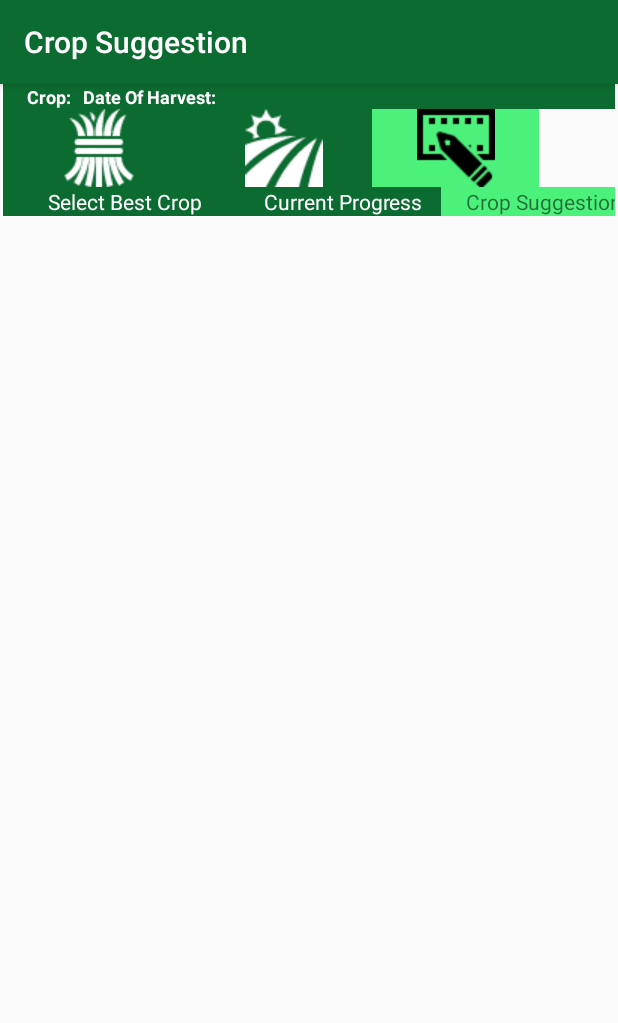
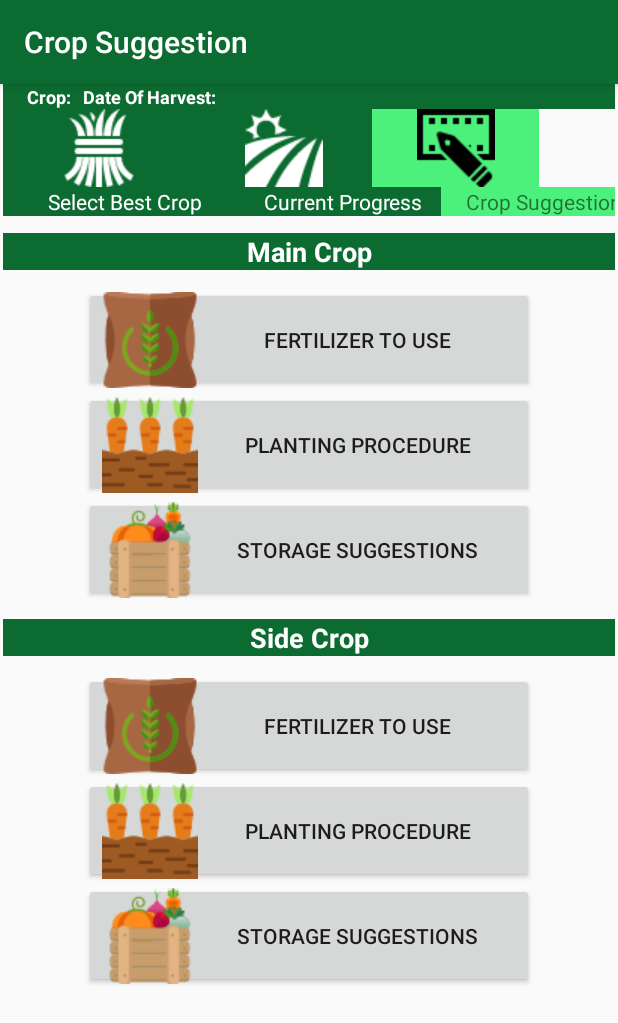
Before and after one commit to SAGARACH65/AHS3, an Android app: the Addition3 screen opened directly, with no data from a screen before it, on a phone screen of 412 x 824 dp. Shown: the top 1023 px of the screen. Run offline under Robolectric (Android 15) with nearby library versions, the phone set to English and light mode, and no system bars; 6 statements that could not run were skipped.

Commit message:
now only data addition in the database is left. Everything else is completed

```diff
--- a/app/src/main/java/com/example/sagar/ahs/Addition1.java
+++ b/app/src/main/java/com/example/sagar/ahs/Addition1.java
@@ -23,6 +23,7 @@ public class Addition1 extends AppCompatActivity {
     private String Crop_grown;
     private Bundle extras;
     private String harvest_day;
+    private String nitromessage;
     Algorithm al1= new Algorithm(Addition1.this);
     public void moveToSecond(View view)
     {
@@ -35,6 +36,7 @@ public class Addition1 extends AppCompatActivity {
         extras.putString("Measurement Unit",M_unit);
         extras.putString("Crop planted",Crop_grown);
         extras.putString("Growth_End_Date",harvest_day);
+        extras.putString("nitromessage",nitromessage);
         intent.putExtras(extras);
         startActivity(intent);
         finish();
@@ -50,6 +52,7 @@ public class Addition1 extends AppCompatActivity {
         extras.putString("Measurement Unit",M_unit);
         extras.putString("Crop planted",Crop_grown);
         extras.putString("Growth_End_Date",harvest_day);
+        extras.putString("nitromessage",nitromessage);
         intent.putExtras(extras);
         startActivity(intent);
         finish();
@@ -207,6 +210,7 @@ public class Addition1 extends AppCompatActivity {
          Area= extras.getString("Area");
          M_unit= extras.getString("Measurement Unit");
          Crop_grown=extras.getString("Crop planted");
+        nitromessage=extras.getString("nitromessage");
 
         harvest_day=extras.getString("Growth_End_Date");
 
--- a/app/src/main/java/com/example/sagar/ahs/Addition1_Second.java
+++ b/app/src/main/java/com/example/sagar/ahs/Addition1_Second.java
@@ -18,6 +18,7 @@ public class Addition1_Second extends AppCompatActivity {
     private String Crop_grown;
     private String harvest_day;
     private Bundle extras;
+    private String nitromessage;
 
     public void moveToSecond(View view)
     {
@@ -30,6 +31,7 @@ public class Addition1_Second extends AppCompatActivity {
         extras.putString("Measurement Unit",M_unit);
         extras.putString("Growth_End_Date",harvest_day);
         extras.putString("Crop planted",Crop_grown);
+        extras.putString("nitromessage",nitromessage);
         intent.putExtras(extras);
         startActivity(intent);
         finish();
@@ -44,6 +46,7 @@ public class Addition1_Second extends AppCompatActivity {
         extras.putString("Area",Area);
         extras.putString("Measurement Unit",M_unit);
         extras.putString("Crop planted",Crop_grown);
+        extras.putString("nitromessage",nitromessage);
         extras.putString("Growth_End_Date",harvest_day);
         intent.putExtras(extras);
         startActivity(intent);
@@ -103,7 +106,7 @@ public class Addition1_Second extends AppCompatActivity {
         M_unit= extras.getString("Measurement Unit");
         Crop_grown=extras.getString("Crop planted");
         harvest_day=extras.getString("Growth_End_Date");
-
+            nitromessage=extras.getString("nitromessage");
 
         TextView tv1=(TextView) findViewById(R.id.textView16);
         tv1.setText(name);
--- a/app/src/main/java/com/example/sagar/ahs/Addition2.java
+++ b/app/src/main/java/com/example/sagar/ahs/Addition2.java
@@ -15,7 +15,7 @@ public class Addition2 extends AppCompatActivity {
     private String M_unit;
     private String harvest_day;
     private String Crop_grown;
-
+    private String nitromessage;
     private String cg;
     private String sc;
     private String gd;
@@ -33,6 +33,7 @@ public class Addition2 extends AppCompatActivity {
         extras.putString("Measurement Unit",M_unit);
          extras.putString("Crop planted",Crop_grown);
         extras.putString("Growth_End_Date",harvest_day);
+        extras.putString("nitromessage",nitromessage);
         intent.putExtras(extras);
         startActivity(intent);
         finish();
@@ -53,6 +54,7 @@ public class Addition2 extends AppCompatActivity {
         extras.putString("Measurement Unit",M_unit);
         extras.putString("Growth_End_Date",harvest_day);
          extras.putString("Crop planted",Crop_grown);
+        extras.putString("nitromessage",nitromessage);
         intent.putExtras(extras);
         startActivity(intent);
         finish();
@@ -70,6 +72,8 @@ public class Addition2 extends AppCompatActivity {
         M_unit= extras.getString("Measurement Unit");
          Crop_grown=extras.getString("Crop planted");
         harvest_day=extras.getString("Growth_End_Date");
+        nitromessage=extras.getString("nitromessage");
+
 
 
         TextView tv1=(TextView) findViewById(R.id.textView88);
--- a/app/src/main/java/com/example/sagar/ahs/ConfirmCrop.java
+++ b/app/src/main/java/com/example/sagar/ahs/ConfirmCrop.java
@@ -25,6 +25,7 @@ public class ConfirmCrop extends AppCompatActivity {
     private String Area;
     private  String M_unit;
     private String Crop_grown;
+    private String nitromessage;
    private int days;
 
 public void showviews(View view)
@@ -269,6 +270,7 @@ public void confirmed(View view){
                 values.put("SideCrop",side_crop);
                 values.put("Growth_Start_Date",reg_date);
                 values.put("Growth_End_Date",end_date);
+
                 db.update("fieldinfo",values,"_id"+"="+count ,null);
                 break;
                }
@@ -284,6 +286,7 @@ public void confirmed(View view){
     extras.putString("Measurement Unit",M_unit);
     extras.putString("Crop planted",final_crop);
     extras.putString("Growth_End_Date",end_date);
+    extras.putString("nitromessage",nitromessage);
     intent.putExtras(extras);
     startActivity(intent);
     finish();
@@ -312,7 +315,7 @@ public void confirmed(View view){
 String proxy;
         String info= extras.getString("Message");
         String crop=extras.getString("crops");
-        String nitromessage=extras.getString("Nitrogen");
+         nitromessage=extras.getString("Nitrogen");
         if(nitromessage!=null) {
             tv2.setText(nitromessage);
         }
--- a/app/src/main/java/com/example/sagar/ahs/homescreenjava.java
+++ b/app/src/main/java/com/example/sagar/ahs/homescreenjava.java
@@ -78,6 +78,7 @@ public class homescreenjava extends AppCompatActivity {
                 extras.putString("Measurement Unit", M_unit);
                 extras.putString("Crop planted", Crop_grown);
                 extras.putString("Growth_End_Date", harvest_day);
+                extras.putString("nitromessage","NA");
                 intent.putExtras(extras);
                 startActivity(intent);
 
--- a/app/src/main/res/layout/activity_addition2.xml
+++ b/app/src/main/res/layout/activity_addition2.xml
@@ -295,6 +295,7 @@
             android:background="@color/colorPrimary"
             android:textSize="15sp"
             android:textColor="#ffff"/>
+
     </RelativeLayout>
 
 
--- a/app/src/main/res/layout/activity_addition3.xml
+++ b/app/src/main/res/layout/activity_addition3.xml
@@ -144,7 +144,7 @@
     <LinearLayout
         android:orientation="horizontal"
         android:layout_width="match_parent"
-        android:layout_height="match_parent"
+        android:layout_height="wrap_content"
         android:weightSum="3">
 
         <TextView
@@ -179,7 +179,104 @@
             android:background="@color/colorAccent"
             />
     </LinearLayout>
+<ScrollView
+    android:layout_width="match_parent"
+    android:layout_height="match_parent">
+    <RelativeLayout
+        android:layout_width="match_parent"
+        android:layout_height="match_parent"
+        >
 
+        <Button
+            android:text="@string/planting"
+            android:layout_width="300dp"
+            android:layout_height="70dp"
+            android:id="@+id/button8"
+            android:layout_below="@+id/button7"
+            android:layout_centerHorizontal="true"
+            android:drawableLeft="@drawable/food"
+            android:onClick="plantMain (Addition3)" />
 
+        <Button
+            android:text="@string/Storage"
+            android:layout_width="300dp"
+            android:layout_height="70dp"
+            android:layout_below="@+id/button8"
+            android:layout_alignEnd="@+id/button8"
+            android:id="@+id/button9"
+            android:drawableLeft="@drawable/asd"
+            android:onClick="storageMain (Addition3)" />
 
+        <Button
+            android:text="@string/planting"
+            android:layout_width="300dp"
+            android:layout_height="70dp"
+            android:layout_below="@+id/button12"
+            android:layout_alignEnd="@+id/button12"
+            android:id="@+id/button13"
+            android:drawableLeft="@drawable/food"
+            android:onClick="plantSide (Addition3)" />
+
+        <Button
+            android:text="@string/Storage"
+            android:layout_width="300dp"
+            android:layout_height="70dp"
+            android:layout_below="@+id/button13"
+            android:layout_alignStart="@+id/button13"
+            android:id="@+id/button14"
+            android:drawableLeft="@drawable/asd"
+            android:onClick="storageSide (Addition3)" />
+
+        <TextView
+            android:text="@string/maincrop"
+            android:layout_width="match_parent"
+            android:layout_height="wrap_content"
+            android:id="@+id/textView46"
+            android:textStyle="bold"
+            android:textSize="18sp"
+            android:gravity="center"
+            android:textColor="#ffff"
+            android:background="@color/colorPrimary"
+            android:layout_alignParentTop="true"
+            android:layout_alignParentStart="true"
+            android:layout_marginTop="11dp" />
+
+        <Button
+            android:text="@string/fertilizer"
+            android:layout_width="300dp"
+            android:layout_height="70dp"
+            android:layout_marginTop="11dp"
+            android:id="@+id/button7"
+            android:drawableLeft="@drawable/fertilizer"
+            android:layout_below="@+id/textView46"
+            android:layout_alignStart="@+id/button8"
+            android:onClick="fertilizerMain (Addition3)" />
+
+        <TextView
+            android:text="@string/sidecrop1"
+            android:layout_width="match_parent"
+            android:layout_height="wrap_content"
+            android:layout_marginTop="11dp"
+            android:id="@+id/textView47"
+            android:textStyle="bold"
+            android:textSize="18sp"
+            android:gravity="center"
+            android:textColor="#ffff"
+            android:background="@color/colorPrimary"
+            android:layout_below="@+id/button9"
+            android:layout_alignParentStart="true" />
+
+        <Button
+            android:text="@string/fertilizer"
+            android:layout_width="300dp"
+            android:layout_height="70dp"
+            android:layout_marginTop="11dp"
+            android:id="@+id/button12"
+            android:drawableLeft="@drawable/fertilizer"
+            android:layout_below="@+id/textView47"
+            android:layout_alignStart="@+id/button9"
+            android:onClick="fertilizerSide (Addition3)" />
+    </RelativeLayout>
+
+</ScrollView>
 </LinearLayout>
--- a/app/src/main/res/values/strings.xml
+++ b/app/src/main/res/values/strings.xml
@@ -11,6 +11,9 @@
     <string name="main_page">Main Page</string>
     <string name="button_info_field">Add New Field</string>
     <string name="button_info_UI">User Info</string>
+    <string name="fertilizer">Fertilizer to Use</string>
+    <string name="planting">Planting Procedure</string>
+    <string name="Storage">Storage Suggestions</string>
     <string name="fieldname">Field Name</string>
     <string name="Rainques">Click if NO Irrigation is Available</string>
     <string name="save">SAVE</string>
@@ -37,7 +40,8 @@
     <string name="sync">SYNC</string>
     <string name="chose">Chose Best Crop</string>
     <string name="Croppriority">Set Priority Crop</string>
-
+    <string name="maincrop">Main Crop</string>
+    <string name="sidecrop1">Side Crop</string>
     <string name="HintPH">PH</string>
     <string name="HintSunshine">Sunshine</string>
     <string name="HintRain">Rainfall</string>
@@ -201,9 +205,9 @@
     </string-array>
 
     <string-array name="Limabeans">
+        <item>NONE</item>
         <item> Raddish</item>
     </string-array>
-
 
 
     <string-array name="Rice">
@@ -256,7 +260,4 @@
 
 
 
-
-
-
 </resources>
```
Also changed, not shown: app/src/main/AndroidManifest.xml (+4 -5 lines), app/src/main/java/com/example/sagar/ahs/Addition3.java (+98 -0 lines), app/src/main/java/com/example/sagar/ahs/AgroDatabase.java (+60 -18 lines), app/src/main/java/com/example/sagar/ahs/InfoDisplay.java (added, +82 -0 lines), app/src/main/res/layout/activity_info_display.xml (added, +22 -0 lines), app/src/main/res/drawable/asd.png (added), app/src/main/res/drawable/food.png (added). Lines whose indentation alone changed are shown as unchanged.
